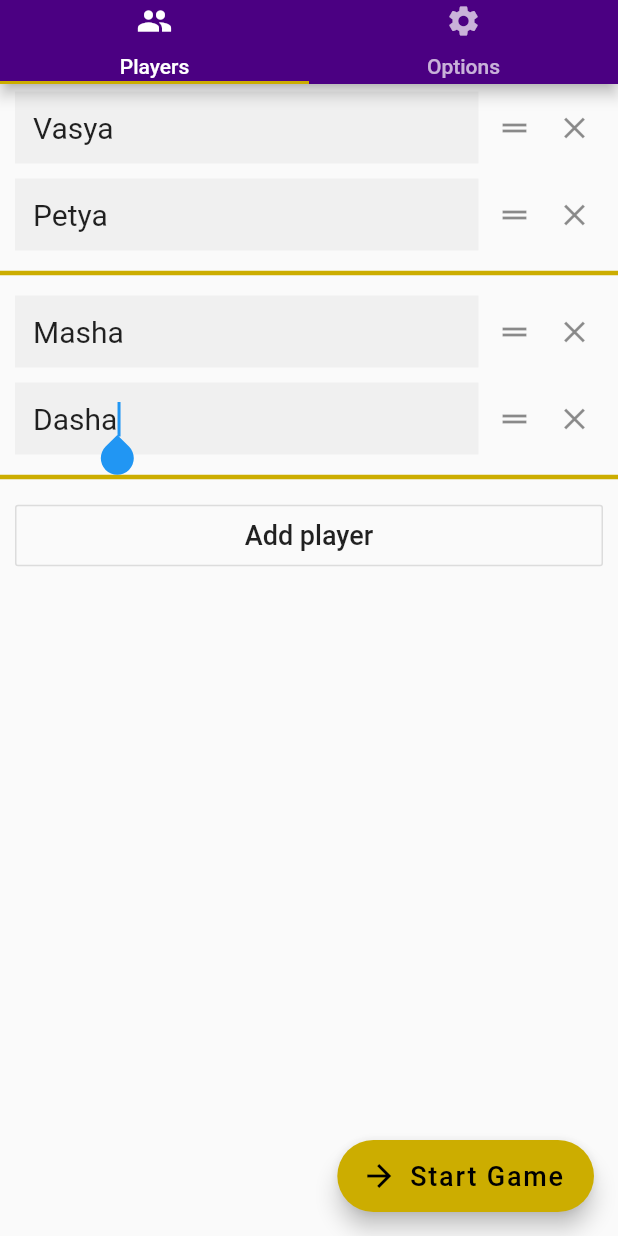
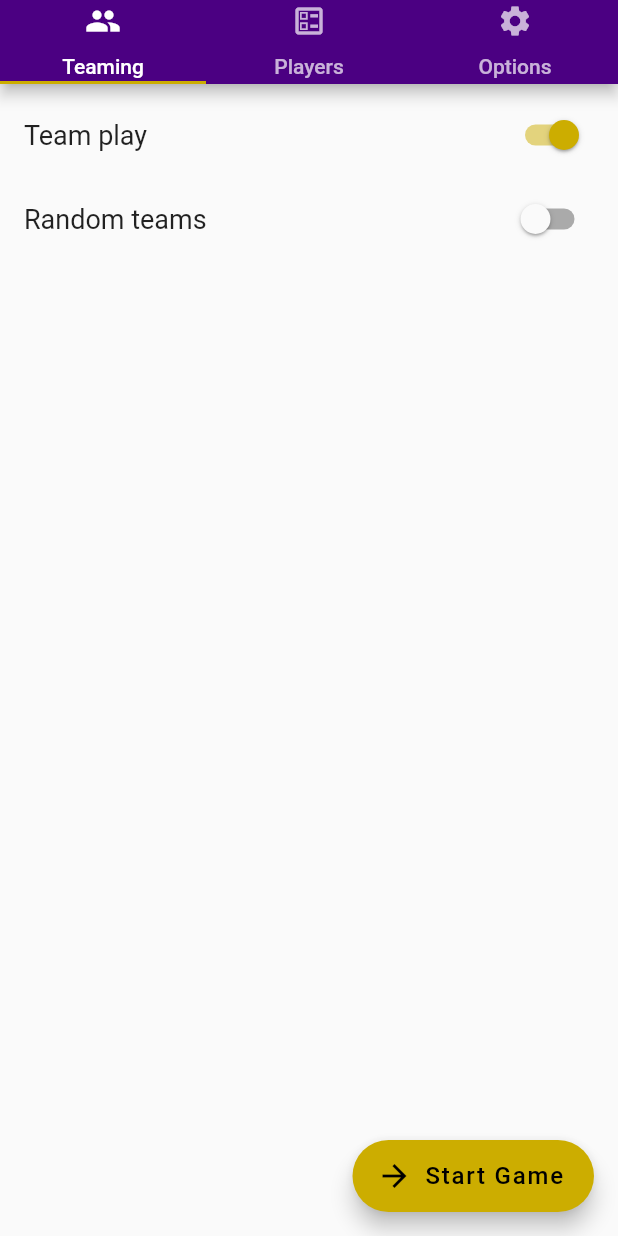
Before and after one commit to amatveiakin/hat-game, a Flutter app: the screen it shows after launch, after a tap on "New Game", on a phone screen of 412 x 824 dp. Run offline on Flutter 3.47's test engine with Material 2 defaults, Android fonts, the phone set to English and light mode, and no system bars; our stand-ins replace outline_material_icons; missing offline and left inert: russian_words.

Commit message:
Teaming settings draft.

```diff
--- a/lib/game_config_view.dart
+++ b/lib/game_config_view.dart
@@ -4,6 +4,118 @@ import 'package:flutter/material.dart';
 import 'package:hatgame/game_settings.dart';
 import 'package:hatgame/game_view.dart';
 import 'package:hatgame/theme.dart';
+import 'package:outline_material_icons/outline_material_icons.dart';
+
+enum SinglePlayStyle {
+  FullGraph,
+  Circle,
+}
+
+class SinglePlayStyleSelector extends StatefulWidget {
+  final SinglePlayStyle initialPlayStyle;
+  final Function changeCallback;
+
+  SinglePlayStyleSelector(this.initialPlayStyle, this.changeCallback);
+
+  @override
+  createState() => _SinglePlayStyleSelectorState(initialPlayStyle);
+}
+
+class _SinglePlayStyleSelectorState extends State<SinglePlayStyleSelector> {
+  SinglePlayStyle value;
+
+  _SinglePlayStyleSelectorState(this.value);
+
+  void _valueChanged(SinglePlayStyle newValue) {
+    setState(() {
+      value = newValue;
+    });
+    widget.changeCallback(newValue);
+  }
+
+  @override
+  Widget build(BuildContext context) {
+    return Scaffold(
+      appBar: AppBar(
+        title: Text('Select Play Style'),
+      ),
+      body: ListView(
+        children: [
+          RadioListTile<SinglePlayStyle>(
+            // TODO: Add icon.
+            title: Text('Clique'),
+            // TODO: Detailed description.
+            subtitle: Text('Everybody explains to everybody.'),
+            value: SinglePlayStyle.FullGraph,
+            groupValue: value,
+            onChanged: _valueChanged,
+          ),
+          RadioListTile<SinglePlayStyle>(
+            // TODO: Add icon.
+            title: Text('Circle'),
+            // TODO: Detailed description (mention start seating).
+            subtitle: Text('The hat goes in a circle. '
+                'Each player explains to the next person.'),
+            value: SinglePlayStyle.Circle,
+            groupValue: value,
+            onChanged: _valueChanged,
+          ),
+        ],
+      ),
+    );
+  }
+}
+
+class TeamingSettingsView extends StatefulWidget {
+  @override
+  createState() => _TeamingSettingsViewState();
+}
+
+class _TeamingSettingsViewState extends State<TeamingSettingsView> {
+  bool teamPlay = true;
+  bool randomizeTeams = false;
+  SinglePlayStyle singlePlayStyle = SinglePlayStyle.FullGraph;
+
+  @override
+  Widget build(BuildContext context) {
+    return ListView(
+      children: [
+        SwitchListTile(
+          title: Text('Team play'),
+          value: teamPlay,
+          onChanged: (bool checked) => setState(() {
+            teamPlay = checked;
+          }),
+        ),
+        SwitchListTile(
+          title: Text(teamPlay ? 'Random teams' : 'Random turn order'),
+          value: randomizeTeams,
+          onChanged: (bool checked) => setState(() {
+            randomizeTeams = checked;
+          }),
+        ),
+        if (!teamPlay) ListTile(
+          title: Text(singlePlayStyle == SinglePlayStyle.FullGraph
+              ? 'Play style: Clique'
+              : 'Play style: Circle'),
+          subtitle: Text(singlePlayStyle == SinglePlayStyle.FullGraph
+              ? 'Everybody explains to everybody'
+              : 'Each player explains to the next person'),
+          onTap: () {
+            Navigator.push(
+                context,
+                MaterialPageRoute(
+                    builder: (context) => SinglePlayStyleSelector(
+                        singlePlayStyle,
+                        (SinglePlayStyle newValue) => setState(() {
+                              singlePlayStyle = newValue;
+                            }))));
+          },
+        )
+      ],
+    );
+  }
+}
 
 class PlayersView extends StatefulWidget {
   // TODO: Find a proper way to pass players data.
@@ -178,8 +290,14 @@ class GameConfigView extends StatefulWidget {
 class _GameConfigViewState extends State<GameConfigView> {
   final tabs = <Tab>[
     Tab(
+      text: 'Teaming',
+      // TODO: Add arrows (or several group of people)
+      icon: Icon(Icons.people),
+    ),
+    Tab(
       text: 'Players',
-      icon: Icon(Icons.people),
+      // TODO: Replace squares with person icons.
+      icon: Icon(OMIcons.ballot),
     ),
     Tab(
       text: 'Options',
@@ -221,11 +339,15 @@ class _GameConfigViewState extends State<GameConfigView> {
             ),
           ),
         ),
-        body: TabBarView(
-          children: [
-            Center(child: _playersView),
-            Center(child: Text('settings')),
-          ],
+        body: Padding(
+          padding: EdgeInsets.only(top: 6),
+          child: TabBarView(
+            children: [
+              TeamingSettingsView(),
+              _playersView,
+              Center(child: Text('settings')),
+            ],
+          ),
         ),
         floatingActionButton: FloatingActionButton.extended(
           onPressed: _startGame,
--- a/lib/main.dart
+++ b/lib/main.dart
@@ -31,7 +31,7 @@ class MyApp extends StatelessWidget {
     return MaterialApp(
       theme: ThemeData(
         // Increase default font sizes
-        textTheme: Theme.of(context).textTheme.apply(fontSizeDelta: 4.0),
+        textTheme: Theme.of(context).textTheme.apply(fontSizeDelta: 2.0),
         primaryColor: MyColors.primary,
         primaryColorDark: MyColors.primaryDark,
         accentColor: MyColors.accent,
```
